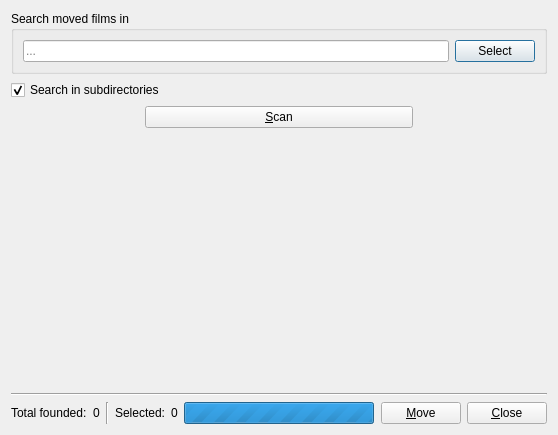
Above: src/scanner/movedfilmswindow.ui from eugene-melnik/alexandra before the change. Below: the same form after it.
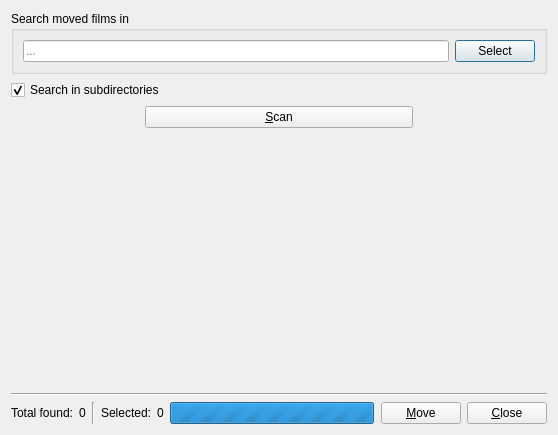
That is the form after the change. Icons and pictures are not drawn. Custom widgets are drawn as their Qt base class.

Diff of the .ui file:
```diff
--- a/src/scanner/movedfilmswindow.ui
+++ b/src/scanner/movedfilmswindow.ui
@@ -112,7 +112,7 @@
      <item>
       <widget class="QLabel" name="labelTotalFounded">
        <property name="text">
-        <string>Total founded:</string>
+        <string>Total found:</string>
        </property>
       </widget>
      </item>
```
Left out of the diff: 10 changed lines with no effect on the pictures.
